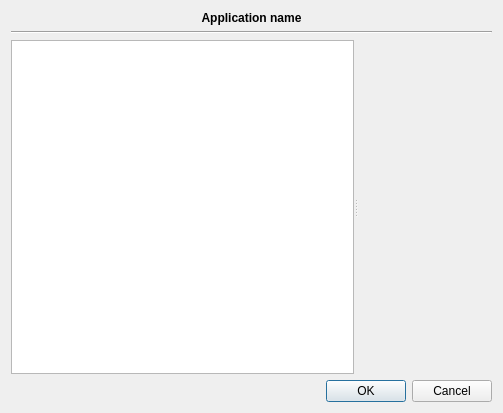
This is plugins/coreplugin/dialogs/aboutdialog.ui in FreeHealth/freehealth as Qt 5 draws it before an edit. The edited form follows.
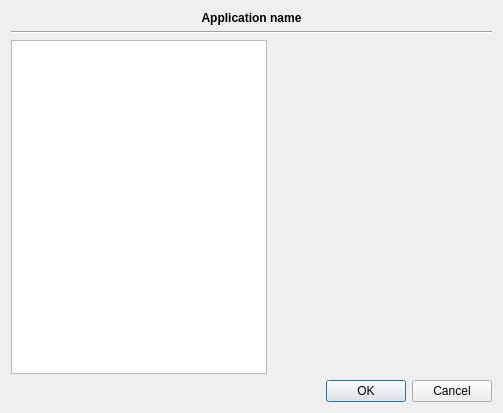
This is the edited form.

What changed in the file:
```diff
--- a/plugins/coreplugin/dialogs/aboutdialog.ui
+++ b/plugins/coreplugin/dialogs/aboutdialog.ui
@@ -44,16 +44,8 @@
     </widget>
    </item>
    <item row="2" column="0">
-    <widget class="QSplitter" name="splitter">
-     <property name="sizePolicy">
-      <sizepolicy hsizetype="Expanding" vsizetype="Expanding">
-       <horstretch>0</horstretch>
-       <verstretch>0</verstretch>
-      </sizepolicy>
-     </property>
-     <property name="orientation">
-      <enum>Qt::Horizontal</enum>
-     </property>
+    <layout class="QHBoxLayout" name="horizontalLayout">
+     <item>
      <widget class="QTreeWidget" name="tree">
       <property name="sizePolicy">
        <sizepolicy hsizetype="Preferred" vsizetype="Expanding">
@@ -70,6 +62,8 @@
        </property>
       </column>
      </widget>
+     </item>
+     <item>
      <widget class="QWidget" name="forStack" native="true">
       <property name="sizePolicy">
        <sizepolicy hsizetype="Expanding" vsizetype="Expanding">
@@ -84,7 +78,8 @@
        </size>
       </property>
      </widget>
-    </widget>
+     </item>
+    </layout>
    </item>
    <item row="3" column="0">
     <widget class="QDialogButtonBox" name="buttonBox">
```
Lines whose indentation alone changed are shown as unchanged.
